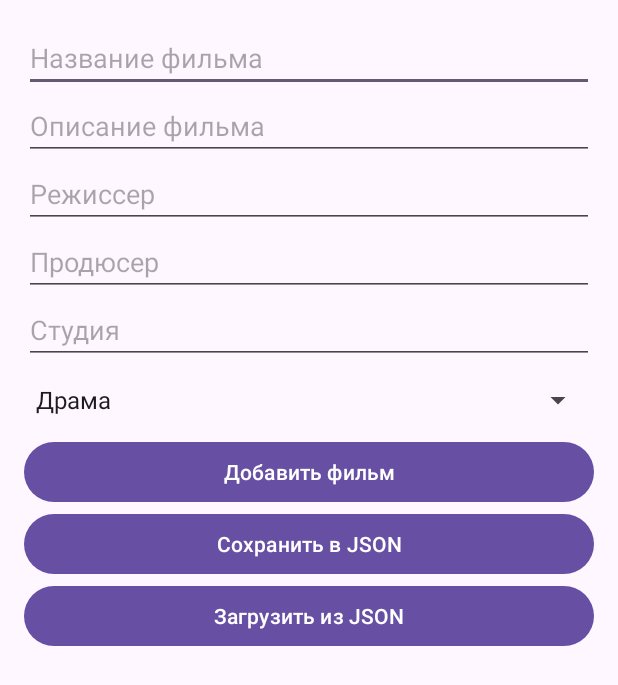
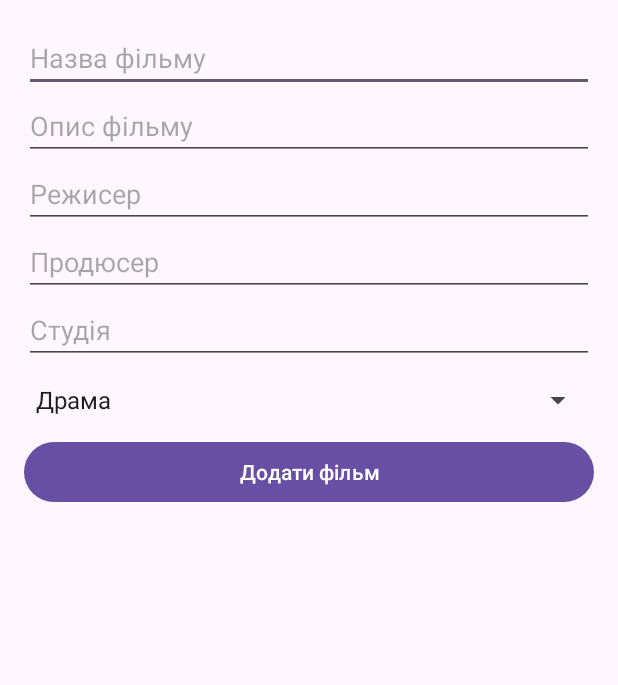
Before and after one commit to dimavoronkov2222/Movie-app, an Android app: the screen it shows after launch (MainActivity), on a phone screen of 412 x 824 dp. Shown: the top 685 px of the screen. Run offline under Robolectric (Android 15) with nearby library versions, the phone set to English and light mode, and no system bars.

Commit message:
edit code

```diff
--- /dev/null
+++ b/app/src/main/java/com/dmytro/moviesapp/DatabaseHelper.java
@@ -0,0 +1,75 @@
+package com.dmytro.moviesapp;
+import android.content.ContentValues;
+import android.content.Context;
+import android.database.Cursor;
+import android.database.sqlite.SQLiteDatabase;
+import android.database.sqlite.SQLiteOpenHelper;
+import java.util.ArrayList;
+public class DatabaseHelper extends SQLiteOpenHelper {
+    private static final String DATABASE_NAME = "movies.db";
+    private static final int DATABASE_VERSION = 1;
+    private static final String TABLE_MOVIES = "movies";
+    private static final String COLUMN_ID = "id";
+    private static final String COLUMN_TITLE = "title";
+    private static final String COLUMN_DESCRIPTION = "description";
+    private static final String COLUMN_GENRE = "genre";
+    private static final String COLUMN_DIRECTOR = "director";
+    private static final String COLUMN_PRODUCER = "producer";
+    private static final String COLUMN_STUDIO = "studio";
+    public DatabaseHelper(Context context) {
+        super(context, DATABASE_NAME, null, DATABASE_VERSION);
+    }
+    @Override
+    public void onCreate(SQLiteDatabase db) {
+        String createTable = "CREATE TABLE " + TABLE_MOVIES + " (" +
+                COLUMN_ID + " INTEGER PRIMARY KEY AUTOINCREMENT, " +
+                COLUMN_TITLE + " TEXT, " +
+                COLUMN_DESCRIPTION + " TEXT, " +
+                COLUMN_GENRE + " TEXT, " +
+                COLUMN_DIRECTOR + " TEXT, " +
+                COLUMN_PRODUCER + " TEXT, " +
+                COLUMN_STUDIO + " TEXT)";
+        db.execSQL(createTable);
+    }
+    @Override
+    public void onUpgrade(SQLiteDatabase db, int oldVersion, int newVersion) {
+        db.execSQL("DROP TABLE IF EXISTS " + TABLE_MOVIES);
+        onCreate(db);
+    }
+    public boolean addMovie(String title, String description, String genre, String director, String producer, String studio) {
+        SQLiteDatabase db = this.getWritableDatabase();
+        ContentValues values = new ContentValues();
+        values.put(COLUMN_TITLE, title);
+        values.put(COLUMN_DESCRIPTION, description);
+        values.put(COLUMN_GENRE, genre);
+        values.put(COLUMN_DIRECTOR, director);
+        values.put(COLUMN_PRODUCER, producer);
+        values.put(COLUMN_STUDIO, studio);
+        long result = db.insert(TABLE_MOVIES, null, values);
+        db.close();
+        return result != -1;
+    }
+    public ArrayList<String> getAllMovies() {
+        ArrayList<String> movies = new ArrayList<>();
+        SQLiteDatabase db = this.getReadableDatabase();
+        Cursor cursor = db.rawQuery("SELECT * FROM " + TABLE_MOVIES, null);
+        if (cursor.moveToFirst()) {
+            do {
+                String movie = cursor.getString(1) + " (" + cursor.getString(3) + ")\n" +
+                        "Опис: " + cursor.getString(2) + "\n" +
+                        "Режисер: " + cursor.getString(4) + "\n" +
+                        "Продюсер: " + cursor.getString(5) + "\n" +
+                        "Студія: " + cursor.getString(6);
+                movies.add(movie);
+            } while (cursor.moveToNext());
+        }
+        cursor.close();
+        db.close();
+        return movies;
+    }
+    public void deleteMovie(String title) {
+        SQLiteDatabase db = this.getWritableDatabase();
+        db.delete(TABLE_MOVIES, COLUMN_TITLE + "=?", new String[]{title});
+        db.close();
+    }
+}
--- a/app/src/main/java/com/dmytro/moviesapp/MainActivity.java
+++ b/app/src/main/java/com/dmytro/moviesapp/MainActivity.java
@@ -1,26 +1,22 @@
 package com.dmytro.moviesapp;
 import android.annotation.SuppressLint;
-import android.content.Intent;
-import android.net.Uri;
 import android.os.Bundle;
 import android.widget.*;
-import androidx.activity.result.ActivityResultLauncher;
-import androidx.activity.result.contract.ActivityResultContracts;
 import androidx.appcompat.app.AppCompatActivity;
-import org.json.JSONArray;
-import org.json.JSONException;
-import java.io.*;
 import java.util.ArrayList;
 public class MainActivity extends AppCompatActivity {
     private EditText editTextTitle, editTextDescription, editTextDirector, editTextProducer, editTextStudio;
     private Spinner spinnerGenre;
+    private ListView listViewMovies;
+    private DatabaseHelper databaseHelper;
+    private ArrayAdapter<String> movieAdapter;
     private ArrayList<String> movieList;
-    private ArrayAdapter<String> movieAdapter;
     @SuppressLint("MissingInflatedId")
     @Override
     protected void onCreate(Bundle savedInstanceState) {
         super.onCreate(savedInstanceState);
         setContentView(R.layout.activity_main);
+        databaseHelper = new DatabaseHelper(this);
         editTextTitle = findViewById(R.id.editTextTitle);
         editTextDescription = findViewById(R.id.editTextDescription);
         editTextDirector = findViewById(R.id.editTextDirector);
@@ -28,15 +24,11 @@ public class MainActivity extends AppCompatActivity {
         editTextStudio = findViewById(R.id.editTextStudio);
         spinnerGenre = findViewById(R.id.spinnerGenre);
         Button buttonAddMovie = findViewById(R.id.buttonAddMovie);
-        Button buttonSave = findViewById(R.id.buttonSave);
-        Button buttonLoad = findViewById(R.id.buttonLoad);
-        ListView listViewMovies = findViewById(R.id.listViewMovies);
-        movieList = new ArrayList<>();
-        movieAdapter = new ArrayAdapter<>(this, android.R.layout.simple_list_item_1, movieList);
-        listViewMovies.setAdapter(movieAdapter);
-        String[] genres = {"Драма", "Комедия", "Боевик", "Фантастика", "Хоррор"};
+        listViewMovies = findViewById(R.id.listViewMovies);
+        String[] genres = {"Драма", "Комедія", "Бойовик", "Фантастика", "Хоррор"};
         ArrayAdapter<String> adapter = new ArrayAdapter<>(this, android.R.layout.simple_spinner_dropdown_item, genres);
         spinnerGenre.setAdapter(adapter);
+        loadMoviesFromDB();
         buttonAddMovie.setOnClickListener(v -> {
             String title = editTextTitle.getText().toString().trim();
             String description = editTextDescription.getText().toString().trim();
@@ -45,82 +37,28 @@ public class MainActivity extends AppCompatActivity {
             String studio = editTextStudio.getText().toString().trim();
             String genre = spinnerGenre.getSelectedItem().toString();
             if (title.isEmpty() || description.isEmpty()) {
-                Toast.makeText(this, "Заполните все обязательные поля!", Toast.LENGTH_SHORT).show();
+                Toast.makeText(this, "Заповніть всі обов'язкові поля!", Toast.LENGTH_SHORT).show();
                 return;
             }
-            String movieDetails = title + " (" + genre + ")\nОписание: " + description + "\nРежиссер: " + director +
-                    "\nПродюсер: " + producer + "\nСтудия: " + studio;
-            movieList.add(movieDetails);
-            movieAdapter.notifyDataSetChanged();
-            editTextTitle.setText("");
-            editTextDescription.setText("");
-            editTextDirector.setText("");
-            editTextProducer.setText("");
-            editTextStudio.setText("");
-            Toast.makeText(this, "Фильм добавлен!", Toast.LENGTH_SHORT).show();
+            boolean inserted = databaseHelper.addMovie(title, description, genre, director, producer, studio);
+            if (inserted) {
+                Toast.makeText(this, "Фільм додано!", Toast.LENGTH_SHORT).show();
+                loadMoviesFromDB();
+            } else {
+                Toast.makeText(this, "Помилка додавання!", Toast.LENGTH_SHORT).show();
+            }
         });
         listViewMovies.setOnItemClickListener((parent, view, position, id) -> {
-            movieList.remove(position);
-            movieAdapter.notifyDataSetChanged();
-            Toast.makeText(this, "Фильм удален", Toast.LENGTH_SHORT).show();
+            String selectedMovie = movieList.get(position);
+            String title = selectedMovie.split(" \\(")[0];
+            databaseHelper.deleteMovie(title);
+            Toast.makeText(this, "Фільм видалено!", Toast.LENGTH_SHORT).show();
+            loadMoviesFromDB();
         });
-        buttonSave.setOnClickListener(v -> saveToFile());
-        buttonLoad.setOnClickListener(v -> loadFromFile());
     }
-    private void saveToFile() {
-        Intent intent = new Intent(Intent.ACTION_CREATE_DOCUMENT);
-        intent.setType("application/json");
-        intent.putExtra(Intent.EXTRA_TITLE, "movies.json");
-        saveFileLauncher.launch(intent);
+    private void loadMoviesFromDB() {
+        movieList = databaseHelper.getAllMovies();
+        movieAdapter = new ArrayAdapter<>(this, android.R.layout.simple_list_item_1, movieList);
+        listViewMovies.setAdapter(movieAdapter);
     }
-    private final ActivityResultLauncher<Intent> saveFileLauncher = registerForActivityResult(
-            new ActivityResultContracts.StartActivityForResult(),
-            result -> {
-                if (result.getResultCode() == RESULT_OK && result.getData() != null) {
-                    Uri uri = result.getData().getData();
-                    try (OutputStream outputStream = getContentResolver().openOutputStream(uri)) {
-                        if (outputStream != null) {
-                            JSONArray jsonArray = new JSONArray(movieList);
-                            outputStream.write(jsonArray.toString().getBytes());
-                            outputStream.close();
-                            Toast.makeText(this, "Список сохранен в JSON", Toast.LENGTH_SHORT).show();
-                        }
-                    } catch (IOException e) {
-                        e.printStackTrace();
-                        Toast.makeText(this, "Ошибка сохранения", Toast.LENGTH_SHORT).show();
-                    }
-                }
-            }
-    );
-    private void loadFromFile() {
-        Intent intent = new Intent(Intent.ACTION_OPEN_DOCUMENT);
-        intent.setType("application/json");
-        loadFileLauncher.launch(intent);
-    }
-    private final ActivityResultLauncher<Intent> loadFileLauncher = registerForActivityResult(
-            new ActivityResultContracts.StartActivityForResult(),
-            result -> {
-                if (result.getResultCode() == RESULT_OK && result.getData() != null) {
-                    Uri uri = result.getData().getData();
-                    try (InputStream inputStream = getContentResolver().openInputStream(uri);
-                         BufferedReader reader = new BufferedReader(new InputStreamReader(inputStream))) {
-                        StringBuilder jsonString = new StringBuilder();
-                        String line;
-                        while ((line = reader.readLine()) != null) {
-                            jsonString.append(line);
-                        }
-                        movieList.clear();
-                        JSONArray jsonArray = new JSONArray(jsonString.toString());
-                        for (int i = 0; i < jsonArray.length(); i++) {
-                            movieList.add(jsonArray.getString(i));
-                        }
-                        movieAdapter.notifyDataSetChanged();
-                        Toast.makeText(this, "Список загружен из JSON", Toast.LENGTH_SHORT).show();
-                    } catch (IOException | JSONException e) {
-                        e.printStackTrace();
-                        Toast.makeText(this, "Ошибка загрузки", Toast.LENGTH_SHORT).show();
-                    }
-                }
-            }
-    );
 }
--- a/app/src/main/res/layout/activity_main.xml
+++ b/app/src/main/res/layout/activity_main.xml
@@ -1,5 +1,6 @@
 <?xml version="1.0" encoding="utf-8"?>
 <LinearLayout xmlns:android="http://schemas.android.com/apk/res/android"
+    xmlns:tools="http://schemas.android.com/tools"
     android:layout_width="match_parent"
     android:layout_height="match_parent"
     android:orientation="vertical"
@@ -8,27 +9,32 @@
         android:id="@+id/editTextTitle"
         android:layout_width="match_parent"
         android:layout_height="wrap_content"
-        android:hint="Название фильма" />
+        android:hint="Назва фільму"
+        tools:ignore="HardcodedText" />
     <EditText
         android:id="@+id/editTextDescription"
         android:layout_width="match_parent"
         android:layout_height="wrap_content"
-        android:hint="Описание фильма" />
+        android:hint="Опис фільму"
+        tools:ignore="HardcodedText" />
     <EditText
         android:id="@+id/editTextDirector"
         android:layout_width="match_parent"
         android:layout_height="wrap_content"
-        android:hint="Режиссер" />
+        android:hint="Режисер"
+        tools:ignore="HardcodedText" />
     <EditText
         android:id="@+id/editTextProducer"
         android:layout_width="match_parent"
         android:layout_height="wrap_content"
-        android:hint="Продюсер" />
+        android:hint="Продюсер"
+        tools:ignore="HardcodedText" />
     <EditText
         android:id="@+id/editTextStudio"
         android:layout_width="match_parent"
         android:layout_height="wrap_content"
-        android:hint="Студия" />
+        android:hint="Студія"
+        tools:ignore="HardcodedText" />
     <Spinner
         android:id="@+id/spinnerGenre"
         android:layout_width="match_parent"
@@ -37,20 +43,10 @@
         android:id="@+id/buttonAddMovie"
         android:layout_width="match_parent"
         android:layout_height="wrap_content"
-        android:text="Добавить фильм" />
-    <Button
-        android:id="@+id/buttonSave"
-        android:layout_width="match_parent"
-        android:layout_height="wrap_content"
-        android:text="Сохранить в JSON" />
-    <Button
-        android:id="@+id/buttonLoad"
-        android:layout_width="match_parent"
-        android:layout_height="wrap_content"
-        android:text="Загрузить из JSON" />
+        android:text="Додати фільм"
+        tools:ignore="HardcodedText" />
     <ListView
         android:id="@+id/listViewMovies"
         android:layout_width="match_parent"
-        android:layout_height="wrap_content"
-        android:layout_marginTop="16dp"/>
+        android:layout_height="wrap_content" />
 </LinearLayout>
```
